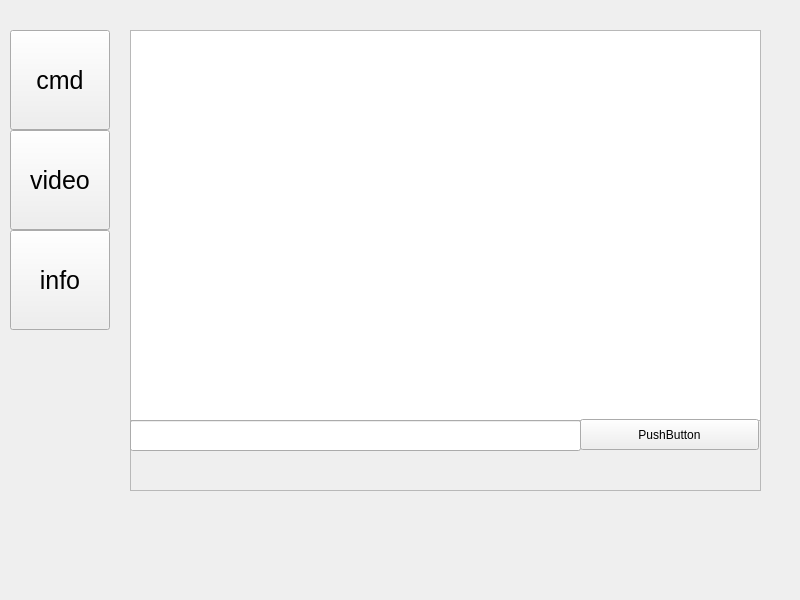
Old version of the form server/mainwindow.ui in the repository Secret297-CODER-SOURCE/QT_prod.
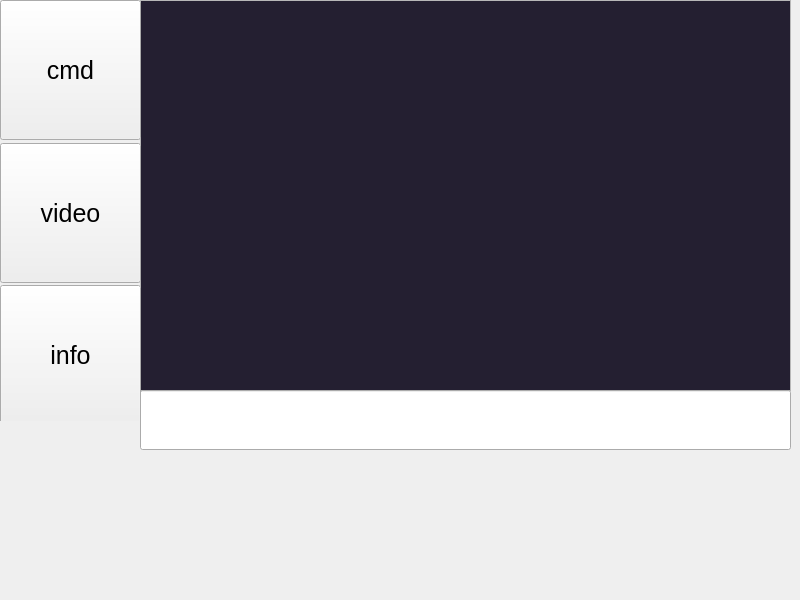
New version of the form.

Diff of the .ui file:
```diff
--- a/server/mainwindow.ui
+++ b/server/mainwindow.ui
@@ -14,63 +14,101 @@
    <string>MainWindow</string>
   </property>
   <widget class="QWidget" name="centralwidget">
-   <widget class="QFrame" name="frame">
+   <widget class="QStackedWidget" name="stackedWidget">
     <property name="geometry">
      <rect>
-      <x>130</x>
-      <y>30</y>
-      <width>631</width>
-      <height>461</height>
+      <x>140</x>
+      <y>0</y>
+      <width>651</width>
+      <height>451</height>
      </rect>
     </property>
-    <property name="frameShape">
-     <enum>QFrame::Shape::StyledPanel</enum>
+    <property name="currentIndex">
+     <number>0</number>
     </property>
-    <property name="frameShadow">
-     <enum>QFrame::Shadow::Raised</enum>
-    </property>
+    <widget class="QWidget" name="page">
     <widget class="QTextEdit" name="textEdit">
      <property name="geometry">
       <rect>
        <x>0</x>
        <y>0</y>
-       <width>631</width>
+        <width>651</width>
        <height>391</height>
       </rect>
      </property>
+      <property name="palette">
+       <palette>
+        <active>
+         <colorrole role="Base">
+          <brush brushstyle="SolidPattern">
+           <color alpha="255">
+            <red>36</red>
+            <green>31</green>
+            <blue>49</blue>
+           </color>
+          </brush>
+         </colorrole>
+        </active>
+        <inactive>
+         <colorrole role="Base">
+          <brush brushstyle="SolidPattern">
+           <color alpha="255">
+            <red>36</red>
+            <green>31</green>
+            <blue>49</blue>
+           </color>
+          </brush>
+         </colorrole>
+        </inactive>
+        <disabled/>
+       </palette>
+      </property>
     </widget>
     <widget class="QLineEdit" name="lineEdit">
      <property name="geometry">
       <rect>
        <x>0</x>
        <y>390</y>
-       <width>451</width>
-       <height>31</height>
-      </rect>
-     </property>
-    </widget>
-    <widget class="QPushButton" name="pushButton_4">
-     <property name="geometry">
-      <rect>
-       <x>450</x>
-       <y>389</y>
-       <width>179</width>
-       <height>31</height>
-      </rect>
+        <width>651</width>
+        <height>60</height>
+       </rect>
+      </property>
+      <property name="font">
+       <font>
+        <family>C059</family>
+        <pointsize>19</pointsize>
+       </font>
      </property>
      <property name="text">
-      <string>PushButton</string>
+       <string/>
      </property>
     </widget>
    </widget>
-   <widget class="QPushButton" name="pushButton">
+    <widget class="QWidget" name="page_2"/>
+   </widget>
+   <widget class="QWidget" name="verticalLayoutWidget">
     <property name="geometry">
      <rect>
-      <x>10</x>
-      <y>30</y>
-      <width>100</width>
-      <height>100</height>
+      <x>0</x>
+      <y>0</y>
+      <width>141</width>
+      <height>421</height>
      </rect>
+    </property>
+    <layout class="QVBoxLayout" name="verticalLayout" stretch="0,0,0">
+     <property name="sizeConstraint">
+      <enum>QLayout::SizeConstraint::SetDefaultConstraint</enum>
+     </property>
+     <property name="bottomMargin">
+      <number>0</number>
+     </property>
+     <item>
+      <widget class="QPushButton" name="btnPage1">
+       <property name="minimumSize">
+        <size>
+         <width>140</width>
+         <height>140</height>
+        </size>
     </property>
     <property name="font">
      <font>
@@ -81,14 +119,14 @@
      <string>cmd</string>
     </property>
    </widget>
-   <widget class="QPushButton" name="pushButton_2">
-    <property name="geometry">
-     <rect>
-      <x>10</x>
-      <y>130</y>
-      <width>100</width>
-      <height>100</height>
-     </rect>
+     </item>
+     <item>
+      <widget class="QPushButton" name="btnPage2">
+       <property name="minimumSize">
+        <size>
+         <width>140</width>
+         <height>140</height>
+        </size>
     </property>
     <property name="font">
      <font>
@@ -99,14 +137,14 @@
      <string>video</string>
     </property>
    </widget>
+     </item>
+     <item>
    <widget class="QPushButton" name="pushButton_3">
-    <property name="geometry">
-     <rect>
-      <x>10</x>
-      <y>230</y>
-      <width>100</width>
-      <height>100</height>
-     </rect>
+       <property name="minimumSize">
+        <size>
+         <width>140</width>
+         <height>140</height>
+        </size>
     </property>
     <property name="font">
      <font>
@@ -116,6 +154,9 @@
     <property name="text">
      <string>info</string>
     </property>
+      </widget>
+     </item>
+    </layout>
    </widget>
   </widget>
  </widget>
```
Lines whose indentation alone changed are shown as unchanged.
